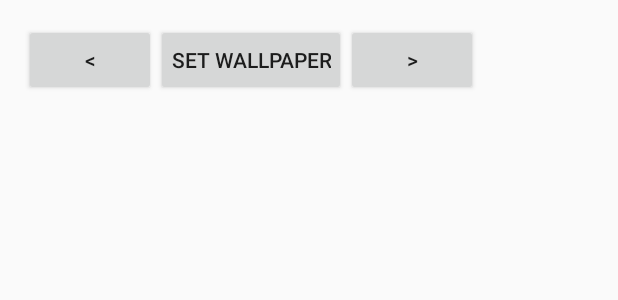
After one commit to Samreen-Imtiaz/ScreenLock, an Android app: the layout display_image.xml on its own in the app's theme, with its tools: preview values and no code run, on a phone screen of 412 x 824 dp. The commit adds this screen. Shown: the top 300 px of the screen. Run offline under Robolectric (Android 15) with nearby library versions, the phone set to English and light mode, and no system bars.

Commit message:
wallpaper commit

```diff
--- a/app/src/main/AndroidManifest.xml
+++ b/app/src/main/AndroidManifest.xml
@@ -86,7 +86,7 @@
              >
         </activity>
 
-
+<activity android:name=".DisplayImage"></activity>
         <activity
             android:name=".UnlockPattern"
             android:theme="@style/AppTheme" >
--- /dev/null
+++ b/app/src/main/res/layout/display_image.xml
@@ -0,0 +1,50 @@
+<?xml version="1.0" encoding="utf-8"?>
+<LinearLayout
+    xmlns:android="http://schemas.android.com/apk/res/android"
+    android:id="@+id/first_fragment"
+    android:layout_width="match_parent"
+    android:layout_height="match_parent"
+    android:orientation="vertical"
+    android:paddingLeft="@dimen/activity_horizontal_margin"
+    android:paddingRight="@dimen/activity_horizontal_margin"
+    android:paddingTop="@dimen/activity_vertical_margin"
+    android:paddingBottom="@dimen/activity_vertical_margin"
+    >
+
+    <LinearLayout
+        android:layout_width="wrap_content"
+        android:layout_height="wrap_content"
+        android:orientation="horizontal"
+        >
+
+        <Button
+            android:layout_width="0dip"
+            android:layout_height="wrap_content"
+            android:layout_weight="25"
+            android:id="@+id/mov"
+            android:text="&lt;" />
+
+        <Button
+            android:layout_width="0dip"
+            android:layout_height="wrap_content"
+            android:layout_weight="50"
+            android:id="@+id/background"
+            android:padding="10dip"
+            android:text="Set Wallpaper" />
+
+        <Button
+            android:layout_width="0dip"
+            android:layout_height="wrap_content"
+            android:layout_weight="25"
+            android:id="@+id/move"
+            android:text=">" />
+    </LinearLayout>
+
+    <ImageView
+        android:id="@+id/backgroundPreview"
+        android:layout_width="fill_parent"
+        android:layout_height="fill_parent"
+        android:contentDescription="Preview of the wallpaper to choose"
+        android:scaleType="fitXY" />
+
+</LinearLayout>
```
Also changed, not shown: app/src/main/java/test/screenlocker/com/myapplication/CustomGrid.java (added, +57 -0 lines), app/src/main/java/test/screenlocker/com/myapplication/DisplayImage.java (added, +104 -0 lines), app/src/main/java/test/screenlocker/com/myapplication/HeavyLifter.java (+2 -0 lines), app/src/main/java/test/screenlocker/com/myapplication/WallpaperFragment.java (+24 -80 lines), app/src/main/res/layout/fragment_wallpaper.xml (+10 -43 lines), app/src/main/res/layout/grid_single.xml (added, +12 -0 lines).
